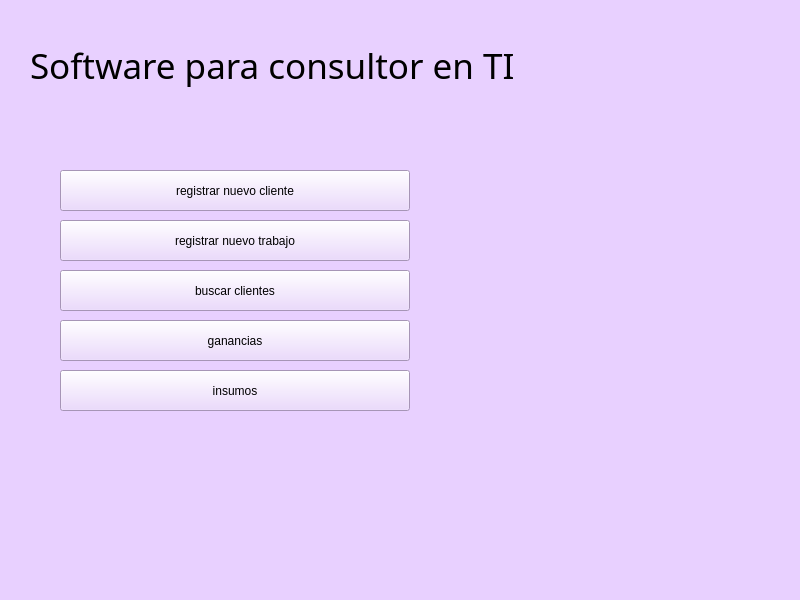
Above: main_ui.ui from operador1/consultor_en_ti before the change. Below: the same form after it.
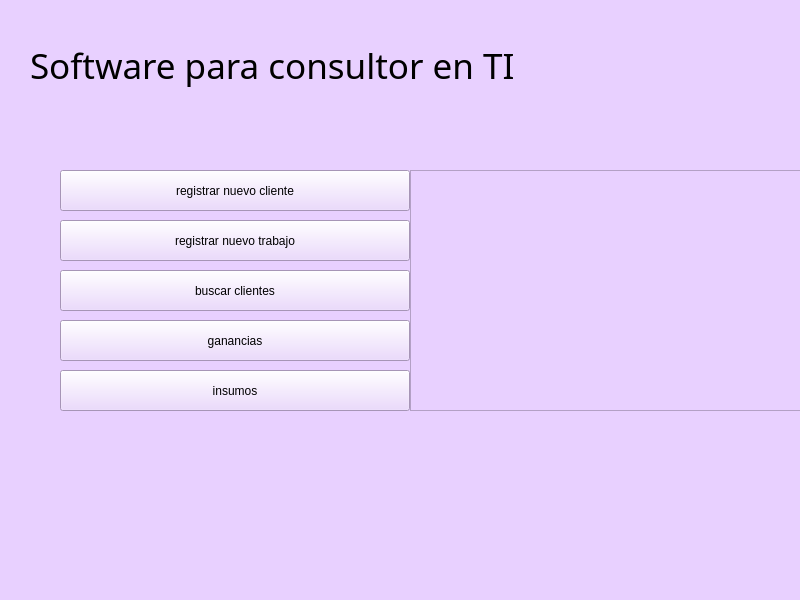
That is the form after the change. Icons and pictures are not drawn.

Patch:
```diff
--- a/main_ui.ui
+++ b/main_ui.ui
@@ -120,6 +120,25 @@
      <string>Software para consultor en TI</string>
     </property>
    </widget>
+   <widget class="QFrame" name="frame">
+    <property name="geometry">
+     <rect>
+      <x>410</x>
+      <y>170</y>
+      <width>391</width>
+      <height>241</height>
+     </rect>
+    </property>
+    <property name="styleSheet">
+     <string notr="true">image: url(:/loogoo/WhatsApp Image 2021-11-15 at 19.03.07.jpeg);</string>
+    </property>
+    <property name="frameShape">
+     <enum>QFrame::StyledPanel</enum>
+    </property>
+    <property name="frameShadow">
+     <enum>QFrame::Raised</enum>
+    </property>
+   </widget>
   </widget>
   <widget class="QMenuBar" name="menubar">
    <property name="geometry">
```
Left out of the diff: 4 changed lines with no effect on the pictures.
